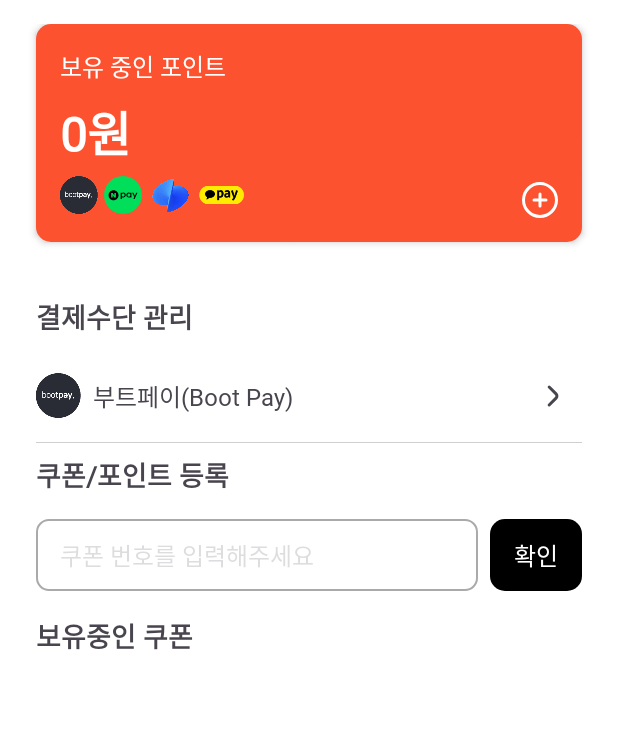
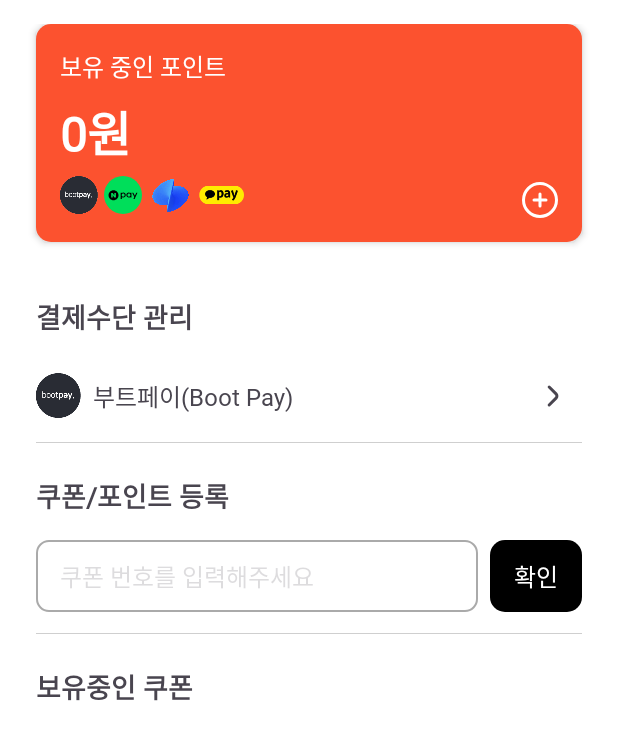
Before and after one commit to LeFlamish/SAVE-THE-TTUK, an Android app: the layout frag2_payment.xml on its own in the app's theme, with its tools: preview values and no code run, on a phone screen of 412 x 824 dp. Shown: the top 740 px of the screen. Run offline under Robolectric (Android 15) with nearby library versions, the phone set to English and light mode, and no system bars.

Commit message:
2번탭 수정수정

```diff
--- a/sharehelmet/app/src/main/res/layout/frag2_payment.xml
+++ b/sharehelmet/app/src/main/res/layout/frag2_payment.xml
@@ -209,6 +209,7 @@
             android:textSize="18sp"
             android:textStyle="bold"
             android:fontFamily="@font/font_main"
+            android:layout_marginTop="14dp"
             app:layout_constraintTop_toTopOf="parent"
             app:layout_constraintStart_toStartOf="parent"/>
 
@@ -221,8 +222,10 @@
             android:fontFamily="@font/font_main"
             android:layout_marginTop="16dp"
             android:layout_marginEnd="8dp"
+            android:layout_marginBottom="6dp"
             android:inputType="textPersonName"
             android:background="@drawable/edit_text_background"
+
             app:layout_constraintTop_toBottomOf="@id/promotion_title"
             app:layout_constraintBottom_toBottomOf="parent"
             app:layout_constraintStart_toStartOf="parent"
@@ -232,21 +235,34 @@
             android:id="@+id/promotion_button"
             android:layout_width="wrap_content"
             android:layout_height="48dp"
-            android:layout_marginTop="16dp"
-            android:paddingVertical="8dp"
-            android:paddingHorizontal="16dp"
-            android:text="확인"
-            android:textSize="16sp"
-            android:fontFamily="@font/font_main"
-            android:textColor="@color/white"
-            android:gravity="center"
+            android:layout_marginBottom="6dp"
             android:background="@drawable/background_orange_round_border_10"
             android:backgroundTint="@color/black"
-            app:layout_constraintTop_toBottomOf="@id/promotion_title"
+            android:fontFamily="@font/font_main"
+            android:gravity="center"
+            android:paddingHorizontal="16dp"
+            android:paddingVertical="8dp"
+            android:text="확인"
+            android:textColor="@color/white"
+            android:textSize="16sp"
+            app:layout_constraintBottom_toBottomOf="parent"
+            app:layout_constraintEnd_toEndOf="parent"
             app:layout_constraintStart_toEndOf="@id/promotion_code_edit"
-            app:layout_constraintEnd_toEndOf="parent"
-            app:layout_constraintBottom_toBottomOf="parent" />
+            app:layout_constraintTop_toTopOf="@+id/promotion_code_edit" />
     </androidx.constraintlayout.widget.ConstraintLayout>
+
+
+    <View
+        android:layout_width="match_parent"
+        android:layout_height="0.5dp"
+        app:layout_constraintTop_toBottomOf="@id/promotion_section"
+        app:layout_constraintStart_toStartOf="parent"
+        app:layout_constraintEnd_toEndOf="parent"
+        android:layout_marginStart="8dp"
+        android:layout_marginEnd="8dp"
+        android:background="#FFCFCFCF">
+
+    </View>
 
     <androidx.constraintlayout.widget.ConstraintLayout
         android:id="@+id/cupon_section"
@@ -265,6 +281,7 @@
             android:textSize="18sp"
             android:textStyle="bold"
             android:fontFamily="@font/font_main"
+            android:layout_marginTop="14dp"
             app:layout_constraintTop_toTopOf="parent"
             app:layout_constraintStart_toStartOf="parent" />
 
```
